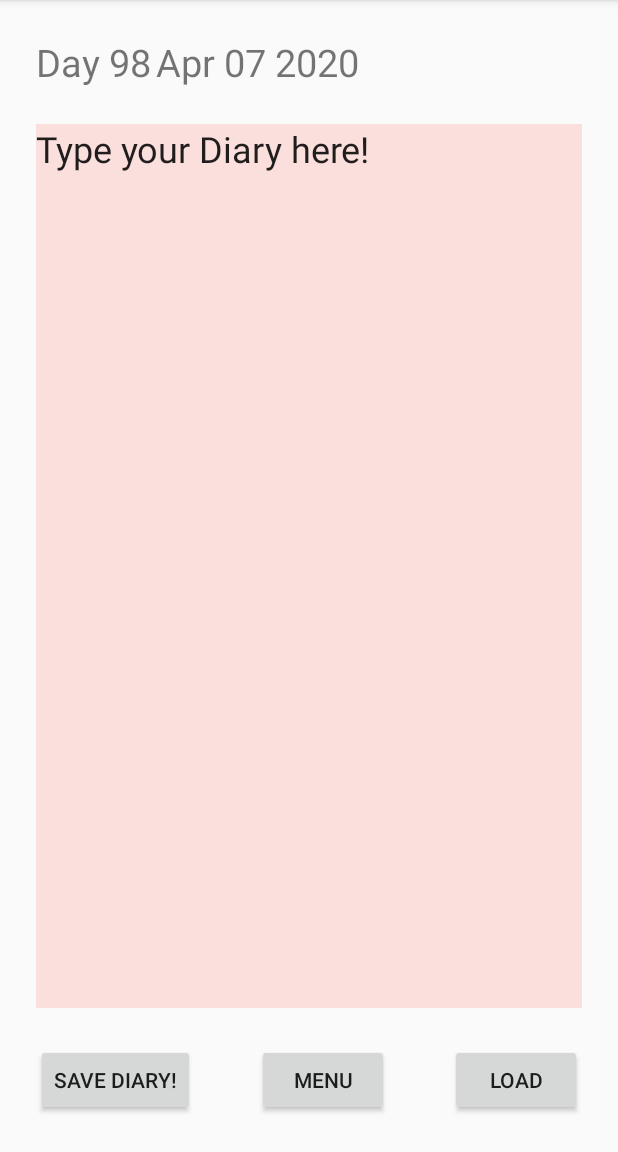
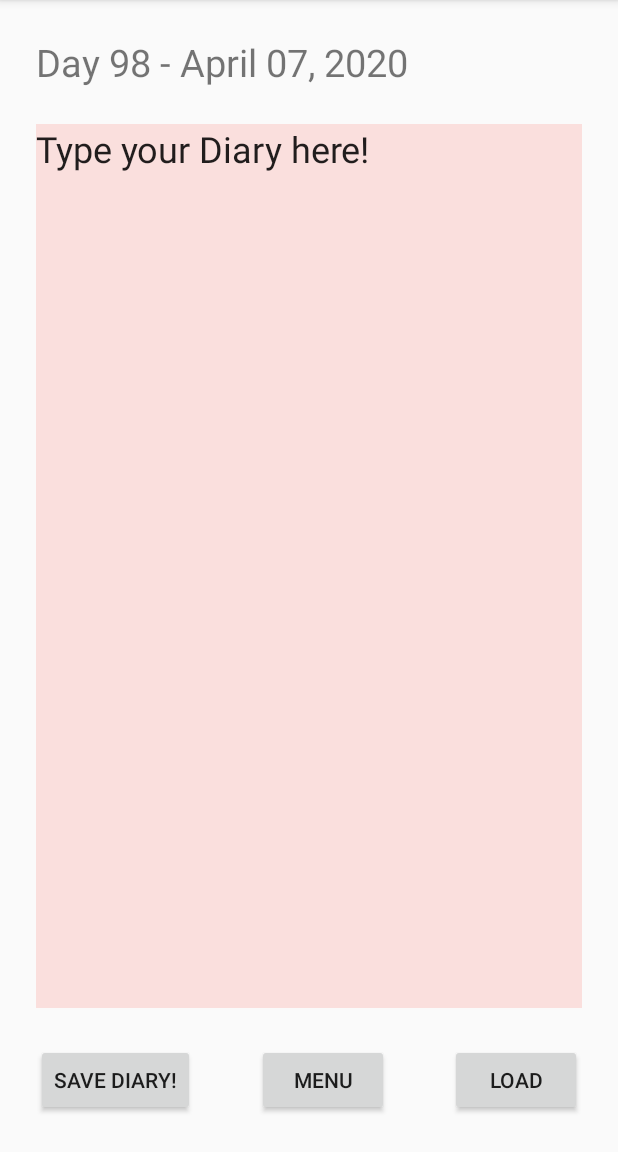
Before and after one commit to Salvist/MyDay, an Android app: the screen it shows after launch (MainActivity), after a tap on "HAPPY", on a phone screen of 412 x 824 dp, the part 84-1236 px from its top. Run offline under Robolectric (Android 15) with nearby library versions, the phone set to English and light mode, and no system bars; Roboto replaces fonts that are not available here; 1 other tap on this screen came first.

Commit message:
Changed save and load method. Now it will save in a directory based on the current date. FILE_PATH = Year/Month/diary_Day.txt

```diff
--- a/app/src/main/java/com/diary/myday/MainActivity.java
+++ b/app/src/main/java/com/diary/myday/MainActivity.java
@@ -1,6 +1,7 @@
 package com.diary.myday;
 
 import android.annotation.SuppressLint;
+import android.content.Context;
 import android.icu.util.Calendar;
 import android.os.Build;
 import android.os.Bundle;
@@ -12,10 +13,12 @@ import android.widget.Toast;
 
 import androidx.annotation.RequiresApi;
 import androidx.appcompat.app.AppCompatActivity;
+import androidx.recyclerview.widget.DividerItemDecoration;
 import androidx.recyclerview.widget.LinearLayoutManager;
 import androidx.recyclerview.widget.RecyclerView;
 
 import java.io.BufferedReader;
+import java.io.File;
 import java.io.FileInputStream;
 import java.io.FileNotFoundException;
 import java.io.FileOutputStream;
@@ -24,8 +27,7 @@ import java.io.InputStreamReader;
 import java.text.SimpleDateFormat;
 import java.util.ArrayList;
 
-public class MainActivity extends AppCompatActivity {
-
+public class MainActivity extends AppCompatActivity implements OpenDiaryAdapter.ItemClickListener{
 
     @RequiresApi(api = Build.VERSION_CODES.N)
     @Override
@@ -41,52 +43,50 @@ public class MainActivity extends AppCompatActivity {
         setContentView(R.layout.activity_main);
     }
 
+    private static String FILE_NAME = "diary_";
+    private static String FILE_DIR;
     @RequiresApi(api = Build.VERSION_CODES.N)
     @SuppressLint("SimpleDateFormat")
     public void create_diary(View v){
         setContentView(R.layout.create_diary);
-/*
-        TextView dateTimeDisplay;
-        Calendar calendar;
-        SimpleDateFormat dateFormat;
-        String date;
-        dateTimeDisplay = (TextView) findViewById(R.id.dayIndicator);
-        calendar = Calendar.getInstance();
-        dateFormat = new SimpleDateFormat("dd");
-        date = dateFormat.format(calendar.getTime());
-        if(date.charAt(0) == '0'){
-            date = date.substring(1);
-        }
-        date = "Day " + date;
-        dateTimeDisplay.setText(date);
-        //save edit text
-
-        */
 
         TextView dateTimeDisplay;
         Calendar calendar;
         SimpleDateFormat dateFormat;
         String date;
-        int day;
-        String dayCount;
+        String day;
+        int dayOfYear;
+
         dateTimeDisplay = (TextView) findViewById(R.id.dayIndicator);
         calendar = Calendar.getInstance();
-        dateFormat = new SimpleDateFormat("MMM dd yyyy");
+        dateFormat = new SimpleDateFormat("MMMM dd, yyyy");
         date = dateFormat.format(calendar.getTime());
-        day = calendar.get(Calendar.DAY_OF_YEAR);
-        dayCount = "Day "+ day + "\t" + date;
-        dateTimeDisplay.setText(dayCount);
+        dayOfYear = calendar.get(Calendar.DAY_OF_YEAR);
+        day = "Day " + dayOfYear + " - " + date;
+        dateTimeDisplay.setText(day);
+
+        SimpleDateFormat dateFormatSave = new SimpleDateFormat("yyyy-MM-dd");
+        String dateSave = dateFormatSave.format(calendar.getTime());
+        String[] arrOfDate = dateSave.split("-");
+        FILE_DIR = File.separator + arrOfDate[0] + File.separator + arrOfDate[1] + File.separator;
+        FILE_NAME += arrOfDate[2] + ".txt";
 
     }
 
-    private static final String FILE_NAME = "text.txt";
+
     public void save(View v) throws IOException {
+        Context context = getApplicationContext();
+        String folder = context.getFilesDir().getAbsolutePath() + FILE_DIR;
+        File subFolder = new File(folder);
+        if(!subFolder.exists()){
+            subFolder.mkdirs();
+        }
+
         EditText dEditText = findViewById(R.id.diary);
         String text = dEditText.getText().toString();
         FileOutputStream fos = null;
-
         try{
-            fos = openFileOutput(FILE_NAME, MODE_PRIVATE);
+            fos = new FileOutputStream(new File(subFolder, FILE_NAME));
             fos.write(text.getBytes());
 
             dEditText.getText().clear();
@@ -107,10 +107,14 @@ public class MainActivity extends AppCompatActivity {
     }
 
     public void load(View v){
+        Context context = getApplicationContext();
+        String folder = context.getFilesDir().getAbsolutePath() + FILE_DIR;
+        File subFolder = new File(folder);
+
         EditText dEditText = findViewById(R.id.diary);
         FileInputStream fis = null;
         try {
-            fis = openFileInput(FILE_NAME);
+            fis = new FileInputStream(new File(subFolder, FILE_NAME));
             InputStreamReader isr = new InputStreamReader(fis);
             BufferedReader br = new BufferedReader(isr);
             StringBuilder sb = new StringBuilder();
@@ -137,7 +141,6 @@ public class MainActivity extends AppCompatActivity {
 
     public void mood(View v){
         setContentView(R.layout.mood_layout);
-
     }
 
     public void create(View v){
@@ -172,12 +175,14 @@ public class MainActivity extends AppCompatActivity {
 
         RecyclerView rvPages = (RecyclerView) findViewById(R.id.diary_list);
         rvPages.setLayoutManager(new LinearLayoutManager(this));
+        DividerItemDecoration dividerItemDecoration = new DividerItemDecoration(rvPages.getContext(), DividerItemDecoration.VERTICAL);
+        rvPages.addItemDecoration(dividerItemDecoration);
         adapter = new OpenDiaryAdapter(this, diaries);
-        //adapter.setClickListener( this);
+        adapter.setClickListener(this);
         rvPages.setAdapter(adapter);
     }
 
-    public void onitemClick(View view, int position){
+    public void onItemClick(View view, int position){
         Toast.makeText(this, "You clicked " + adapter. getItem(position) + " on row number " + position, Toast.LENGTH_SHORT).show();
     }
 }
```
